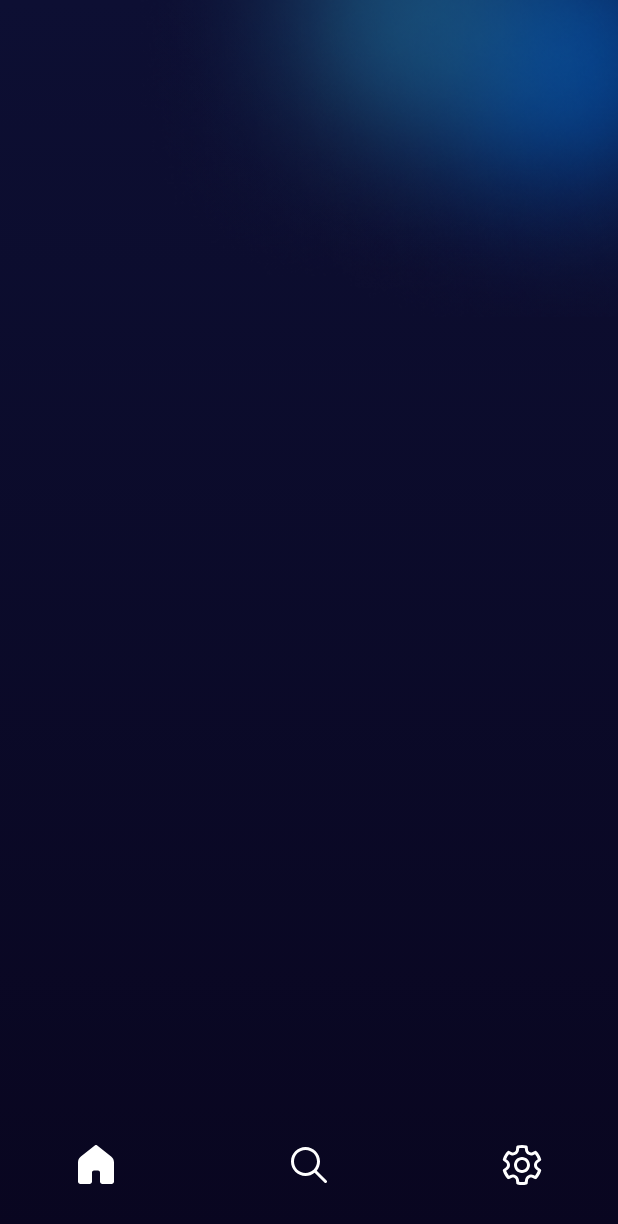
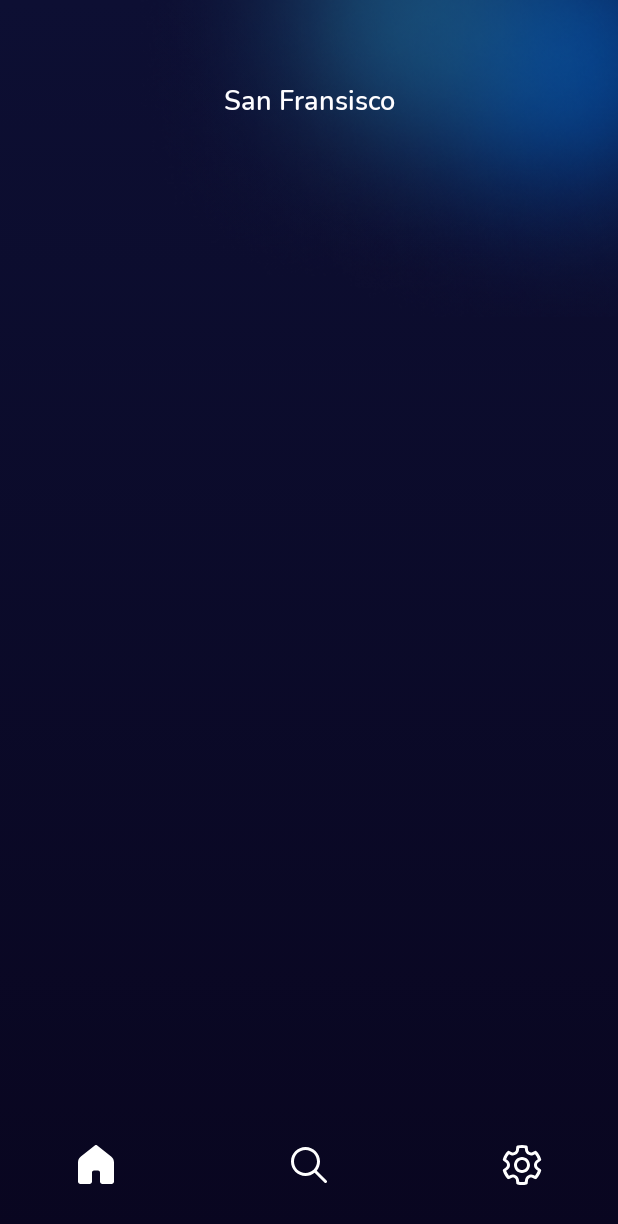
Before and after one commit to phototime/android, an Android app built with Jetpack Compose: the screen it shows after launch (MainActivity), on a phone screen of 412 x 824 dp. Shown: the top 1224 px of the screen. Run offline under Robolectric (Android 15) with nearby library versions, the phone set to English and light mode, and no system bars.

Commit message:
create title component

```diff
--- a/feat/home/src/main/java/dev/zotov/phototime/feat/home/HomeScreen.kt
+++ b/feat/home/src/main/java/dev/zotov/phototime/feat/home/HomeScreen.kt
@@ -2,16 +2,36 @@ package dev.zotov.phototime.feat.home
 
 import androidx.compose.foundation.background
 import androidx.compose.foundation.layout.Box
+import androidx.compose.foundation.layout.Column
 import androidx.compose.foundation.layout.fillMaxSize
+import androidx.compose.material.Surface
 import androidx.compose.material.Text
 import androidx.compose.runtime.Composable
 import androidx.compose.ui.Alignment
 import androidx.compose.ui.Modifier
 import androidx.compose.ui.graphics.Color
+import androidx.compose.ui.tooling.preview.Devices
+import androidx.compose.ui.tooling.preview.Preview
 import androidx.navigation.NavHostController
+import androidx.navigation.compose.rememberNavController
 import dev.zotov.phototime.shared.components.Frame
+import dev.zotov.phototime.shared.components.Title
+import dev.zotov.phototime.shared.theme.PhototimeTheme
 
 @Composable
 fun HomeScreen(navController: NavHostController) {
-        Box(modifier = Modifier.fillMaxSize())
+    Column(modifier = Modifier.fillMaxSize(), horizontalAlignment = Alignment.CenterHorizontally) {
+        Title(text = "San Fransisco")
+    }
 }
+
+@Composable
+@Preview(device = Devices.PIXEL_3A)
+private fun Preview() {
+    val navController = rememberNavController()
+    PhototimeTheme {
+        Frame(navController = navController) {
+            HomeScreen(navController = navController)
+        }
+    }
+}
--- /dev/null
+++ b/shared/src/main/java/dev/zotov/phototime/shared/components/Title.kt
@@ -0,0 +1,38 @@
+package dev.zotov.phototime.shared.components
+
+import androidx.compose.foundation.layout.Box
+import androidx.compose.foundation.layout.padding
+import androidx.compose.foundation.layout.width
+import androidx.compose.material.MaterialTheme
+import androidx.compose.material.Text
+import androidx.compose.runtime.Composable
+import androidx.compose.ui.Alignment
+import androidx.compose.ui.Modifier
+import androidx.compose.ui.composed
+import androidx.compose.ui.tooling.preview.Preview
+import androidx.compose.ui.unit.dp
+import dev.zotov.phototime.shared.theme.PhototimeTheme
+import dev.zotov.phototime.shared.theme.title
+
+@Composable
+fun Title(modifier: Modifier = Modifier, text: String) {
+    Text(
+        text = text,
+        modifier = Modifier
+            .padding(top = 55.dp)
+            .composed { modifier },
+        style = MaterialTheme.typography.title
+    )
+}
+
+@Composable
+@Preview(showBackground = true, backgroundColor = 0xFF090620)
+private fun Preview() {
+    PhototimeTheme {
+        Box(modifier = Modifier.width(390.dp)) {
+            Title(
+                text = "San Fransisco",
+            )
+        }
+    }
+}
--- a/shared/src/main/java/dev/zotov/phototime/shared/theme/Type.kt
+++ b/shared/src/main/java/dev/zotov/phototime/shared/theme/Type.kt
@@ -1,9 +1,14 @@
 package dev.zotov.phototime.shared.theme
 
 import androidx.compose.material.Typography
+import androidx.compose.runtime.Composable
+import androidx.compose.ui.graphics.Color
+import androidx.compose.ui.text.TextStyle
 import androidx.compose.ui.text.font.Font
 import androidx.compose.ui.text.font.FontFamily
 import androidx.compose.ui.text.font.FontWeight
+import androidx.compose.ui.text.style.TextAlign
+import androidx.compose.ui.unit.sp
 import dev.zotov.phototime.shared.R
 
 var fontFamily = FontFamily(
@@ -12,7 +17,16 @@ var fontFamily = FontFamily(
     Font(R.font.nunito_bold, FontWeight.Bold),
 )
 
-// Set of Material typography styles to start with
 val Typography = Typography(
     defaultFontFamily = fontFamily,
 )
+
+@get:Composable
+val Typography.title: TextStyle
+    get() = TextStyle(
+        fontSize = 18.sp,
+        fontWeight = FontWeight.SemiBold,
+        fontFamily = fontFamily,
+        color = Color(0xFFFEFDFF),
+        textAlign = TextAlign.Center,
+    )
```
